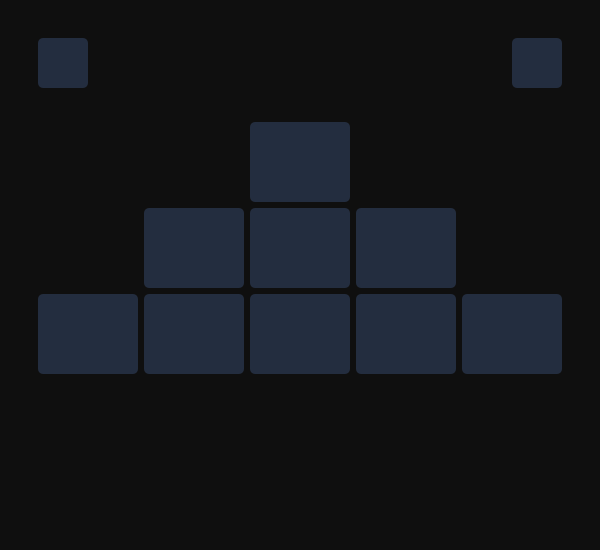
Old version of the form forms/PyramidGame.ui in the repository SayedReda1/TicTacToeGames.
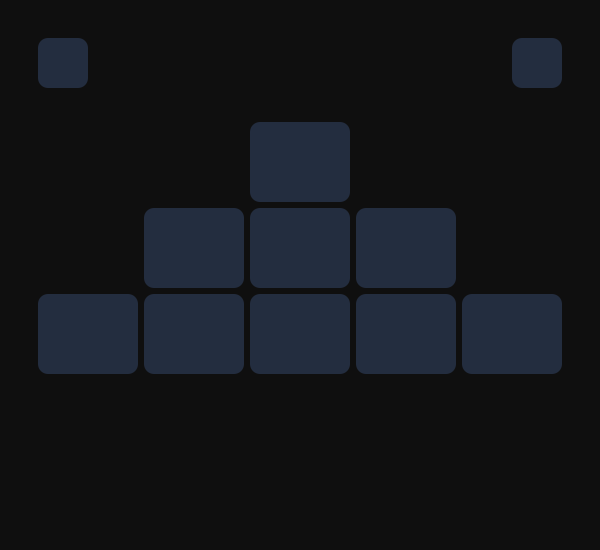
New version of the form. Icons and pictures are not drawn.

```diff
--- a/forms/PyramidGame.ui
+++ b/forms/PyramidGame.ui
@@ -22,8 +22,7 @@
 }
 QPushButton {
 	color: rgb(185, 185, 185);
-	border-radius: 5px;
-	
+	border-radius: 10px;
 	background-color: #232D3F;
 }
 
@@ -33,7 +32,7 @@
 
 QLabel {
 	color: rgb(209, 209, 209);
-	font: 12pt &quot;Comic Sans MS&quot;;
+	border-radius: 10px;
 }</string>
   </property>
   <layout class="QGridLayout" name="gridLayout_2" rowstretch="4,0,0,0,0,1,3">
```
Left out of the diff: 14 changed lines with no effect on the pictures.
